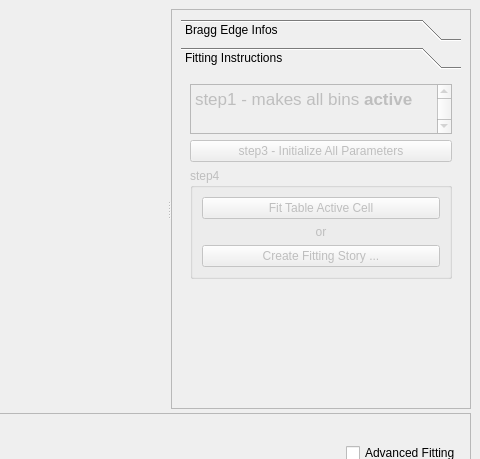
ornlneutronimaging/iBeatles, file src/iBeatles/ui/ui_fittingWindow.ui: the form before one commit; both pictures show x 738 to 1218 and y 0 to 459 of the 1218 by 785 pixel window.
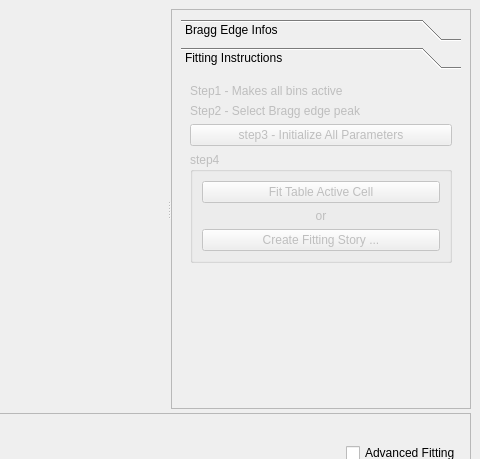
The form after the commit.

Commit message: Fixed label format warning. this refs #57

What changed in the file:
```diff
--- a/src/iBeatles/ui/ui_fittingWindow.ui
+++ b/src/iBeatles/ui/ui_fittingWindow.ui
@@ -269,7 +269,7 @@
               <x>0</x>
               <y>0</y>
               <width>274</width>
-              <height>312</height>
+              <height>316</height>
              </rect>
             </property>
             <attribute name="label">
@@ -277,33 +277,22 @@
             </attribute>
             <layout class="QVBoxLayout" name="verticalLayout_6">
              <item>
-              <widget class="QTextEdit" name="step1_step2_instructions_label">
+              <widget class="QLabel" name="step1_instruction_label">
                <property name="enabled">
                 <bool>false</bool>
                </property>
-               <property name="minimumSize">
-                <size>
-                 <width>0</width>
-                 <height>50</height>
-                </size>
+               <property name="text">
+                <string>Step1 - Makes all bins active</string>
                </property>
-               <property name="maximumSize">
-                <size>
-                 <width>16777215</width>
-                 <height>50</height>
-                </size>
+              </widget>
+             </item>
+             <item>
+              <widget class="QLabel" name="step2_instruction_label">
+               <property name="enabled">
+                <bool>false</bool>
                </property>
-               <property name="readOnly">
-                <bool>true</bool>
-               </property>
-               <property name="html">
-                <string>&lt;!DOCTYPE HTML PUBLIC &quot;-//W3C//DTD HTML 4.0//EN&quot; &quot;http://www.w3.org/TR/REC-html40/strict.dtd&quot;&gt;
-&lt;html&gt;&lt;head&gt;&lt;meta name=&quot;qrichtext&quot; content=&quot;1&quot; /&gt;&lt;style type=&quot;text/css&quot;&gt;
-p, li { white-space: pre-wrap; }
-&lt;/style&gt;&lt;/head&gt;&lt;body style=&quot; font-family:'.SF NS Text'; font-size:13pt; font-weight:400; font-style:normal;&quot;&gt;
-&lt;p style=&quot; margin-top:0px; margin-bottom:0px; margin-left:0px; margin-right:0px; -qt-block-indent:0; text-indent:0px;&quot;&gt;step1 - makes all bins &lt;span style=&quot; font-weight:600;&quot;&gt;active&lt;/span&gt;&lt;/p&gt;
-&lt;p style=&quot;-qt-paragraph-type:empty; margin-top:0px; margin-bottom:0px; margin-left:0px; margin-right:0px; -qt-block-indent:0; text-indent:0px; font-weight:600;&quot;&gt;&lt;br /&gt;&lt;/p&gt;
-&lt;p style=&quot; margin-top:0px; margin-bottom:0px; margin-left:0px; margin-right:0px; -qt-block-indent:0; text-indent:0px;&quot;&gt;step2 -&lt;span style=&quot; font-weight:600;&quot;&gt; &lt;/span&gt;selects Bragg Edge peak&lt;/p&gt;&lt;/body&gt;&lt;/html&gt;</string>
+               <property name="text">
+                <string>Step2 - Select Bragg edge peak</string>
                </property>
               </widget>
              </item>
```
Left out of the diff: 2 changed lines with no effect on the pictures.
